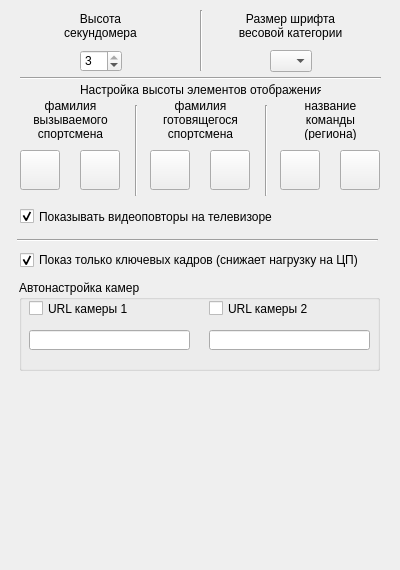
The window that FormView.ui (zak2791/Tabloh2H) describes before a commit, drawn with Qt 5.
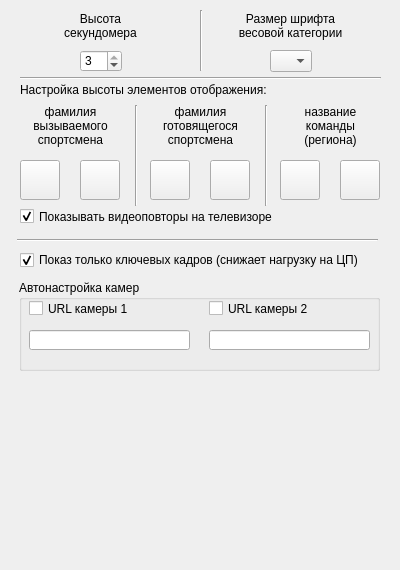
The same window after the commit. Icons and pictures are not drawn.

What changed in the file:
```diff
--- a/FormView.ui
+++ b/FormView.ui
@@ -96,7 +96,7 @@
      <x>126</x>
      <y>105</y>
      <width>20</width>
-     <height>91</height>
+     <height>101</height>
     </rect>
    </property>
    <property name="orientation">
@@ -109,7 +109,7 @@
      <x>30</x>
      <y>100</y>
      <width>81</width>
-     <height>40</height>
+     <height>51</height>
     </rect>
    </property>
    <property name="text">
@@ -127,7 +127,7 @@
      <x>300</x>
      <y>100</y>
      <width>61</width>
-     <height>40</height>
+     <height>51</height>
     </rect>
    </property>
    <property name="text">
@@ -156,7 +156,7 @@
    <property name="geometry">
     <rect>
      <x>20</x>
-     <y>150</y>
+     <y>160</y>
      <width>40</width>
      <height>40</height>
     </rect>
@@ -173,7 +173,7 @@
    <property name="geometry">
     <rect>
      <x>80</x>
-     <y>150</y>
+     <y>160</y>
      <width>40</width>
      <height>40</height>
     </rect>
@@ -190,7 +190,7 @@
    <property name="geometry">
     <rect>
      <x>280</x>
-     <y>150</y>
+     <y>160</y>
      <width>40</width>
      <height>40</height>
     </rect>
@@ -207,7 +207,7 @@
    <property name="geometry">
     <rect>
      <x>340</x>
-     <y>150</y>
+     <y>160</y>
      <width>40</width>
      <height>40</height>
     </rect>
@@ -314,7 +314,7 @@
      <x>256</x>
      <y>105</y>
      <width>20</width>
-     <height>91</height>
+     <height>101</height>
     </rect>
    </property>
    <property name="orientation">
@@ -325,7 +325,7 @@
    <property name="geometry">
     <rect>
      <x>150</x>
-     <y>150</y>
+     <y>160</y>
      <width>40</width>
      <height>40</height>
     </rect>
@@ -342,7 +342,7 @@
    <property name="geometry">
     <rect>
      <x>210</x>
-     <y>150</y>
+     <y>160</y>
      <width>40</width>
      <height>40</height>
     </rect>
@@ -361,7 +361,7 @@
      <x>160</x>
      <y>100</y>
      <width>81</width>
-     <height>40</height>
+     <height>51</height>
     </rect>
    </property>
    <property name="text">
@@ -376,9 +376,9 @@
   <widget class="QLabel" name="label">
    <property name="geometry">
     <rect>
-     <x>80</x>
+     <x>20</x>
      <y>80</y>
-     <width>241</width>
+     <width>361</width>
      <height>20</height>
     </rect>
    </property>
```
